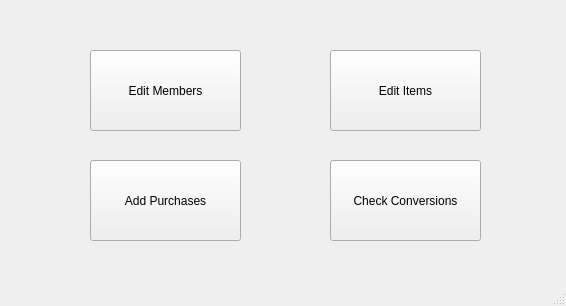
Old version of the form CS1CGroupProject/adminwindow.ui in the repository IamFyrus/CS1C.
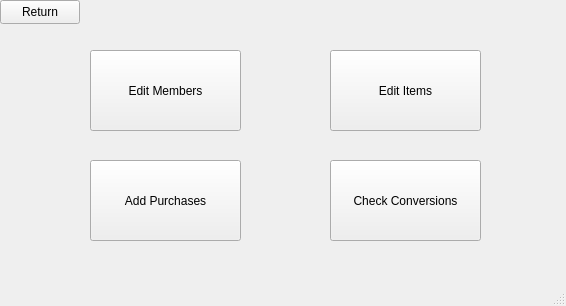
New version of the form.

```diff
--- a/CS1CGroupProject/adminwindow.ui
+++ b/CS1CGroupProject/adminwindow.ui
@@ -72,6 +72,19 @@
      <string>Check Conversions</string>
     </property>
    </widget>
+   <widget class="QPushButton" name="returnButton">
+    <property name="geometry">
+     <rect>
+      <x>0</x>
+      <y>0</y>
+      <width>80</width>
+      <height>24</height>
+     </rect>
+    </property>
+    <property name="text">
+     <string>Return</string>
+    </property>
+   </widget>
   </widget>
   <widget class="QMenuBar" name="menubar">
    <property name="geometry">
```
Left out of the diff: 2 changed lines with no effect on the pictures.
